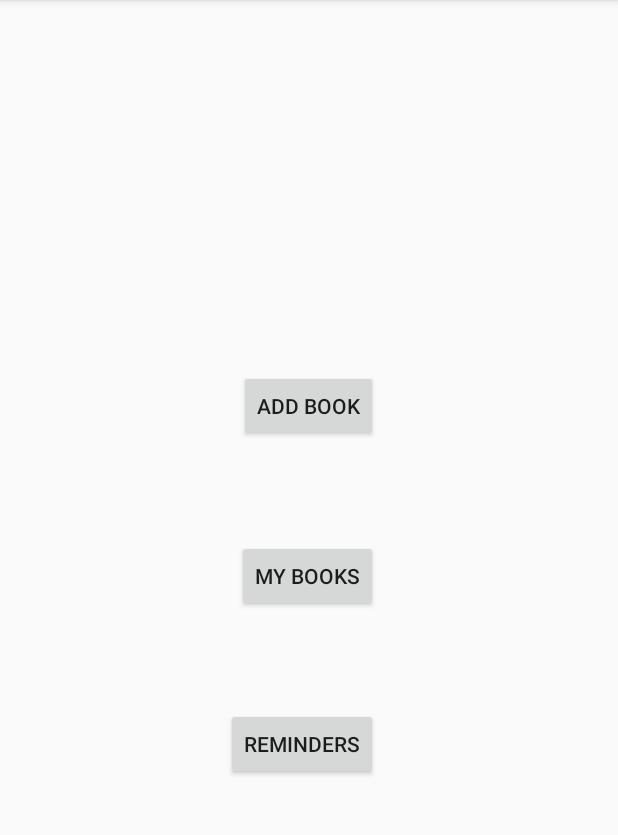
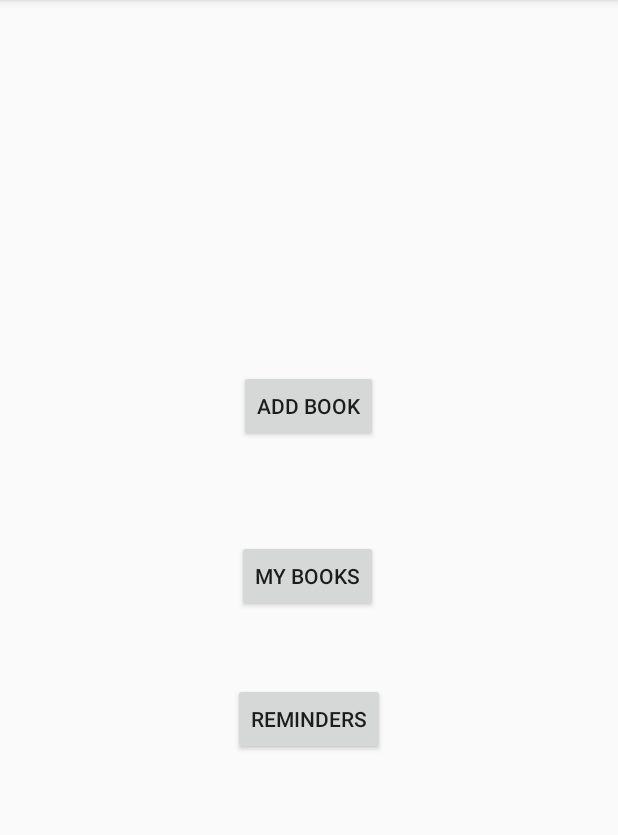
Before and after one commit to yellow-Umbrella/AndroidBookReminder, an Android app: the screen it shows after launch (MainActivity), on a phone screen of 412 x 824 dp, the part 84-919 px from its top. Run offline under Robolectric (Android 15) with nearby library versions, the phone set to English and light mode, and no system bars; our stand-ins replace ButterKnife.

```diff
--- a/BookShelf/app/src/main/java/br/com/renandias/bookshelf/AddReminder.java
+++ b/BookShelf/app/src/main/java/br/com/renandias/bookshelf/AddReminder.java
@@ -158,6 +158,7 @@ public class AddReminder extends AppCompatActivity {
 
             Intent intent = new Intent(this, MyReminders.class);
             startActivity(intent);
+
         }
         else if(datePicked == false)
             Toast.makeText(this, "Select a date", Toast.LENGTH_SHORT).show();
--- a/BookShelf/app/src/main/res/layout/activity_main.xml
+++ b/BookShelf/app/src/main/res/layout/activity_main.xml
@@ -19,15 +19,6 @@
         android:id="@+id/my_books" />
 
     <Button
-        android:text="Reminders"
-        android:layout_width="wrap_content"
-        android:layout_height="wrap_content"
-        android:layout_below="@+id/my_books"
-        android:layout_alignEnd="@+id/my_books"
-        android:layout_marginTop="64dp"
-        android:id="@+id/reminders" />
-
-    <Button
         android:text="Add Book"
         android:layout_width="wrap_content"
         android:layout_height="wrap_content"
@@ -35,4 +26,13 @@
         android:layout_above="@+id/my_books"
         android:layout_centerHorizontal="true"
         android:layout_marginBottom="65dp" />
+
+    <Button
+        android:text="Reminders"
+        android:layout_width="wrap_content"
+        android:layout_height="wrap_content"
+        android:id="@+id/reminders"
+        android:layout_below="@+id/my_books"
+        android:layout_centerHorizontal="true"
+        android:layout_marginTop="47dp" />
 </RelativeLayout>
```
Also changed, not shown: BookShelf/app/src/main/java/br/com/renandias/bookshelf/AddBook.java (+7 -0 lines), BookShelf/app/src/main/java/br/com/renandias/bookshelf/MyReminders.java (+12 -0 lines), BookShelf/app/src/main/java/br/com/renandias/bookshelf/activities/CheckReminder.java (+6 -5 lines).
